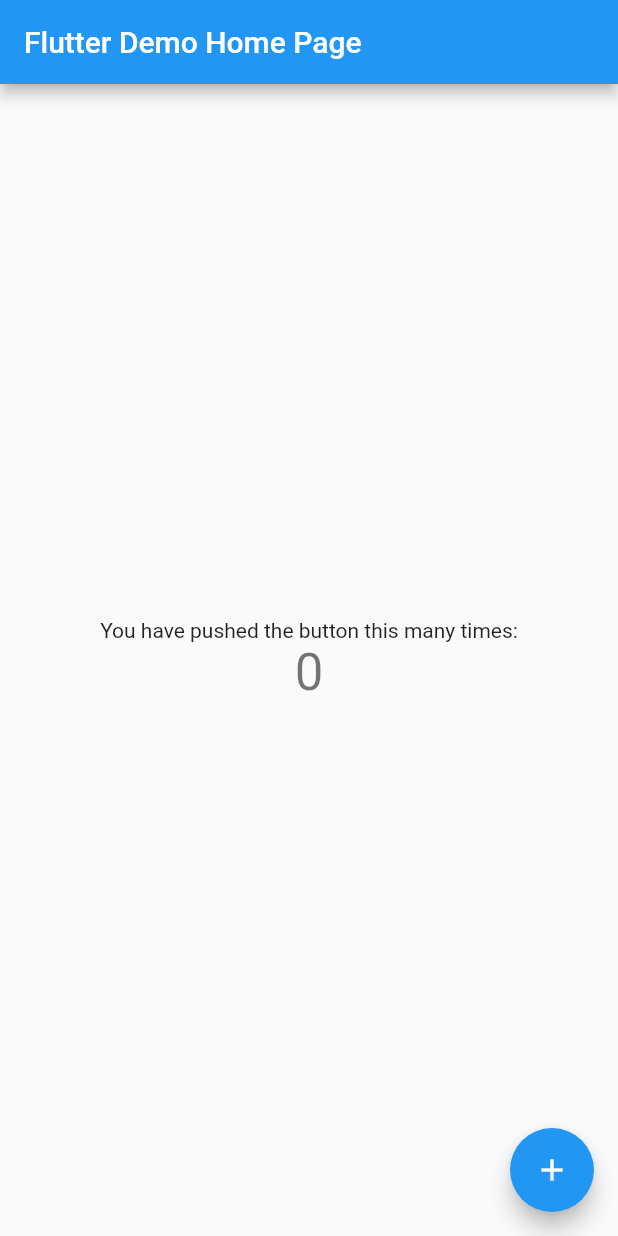
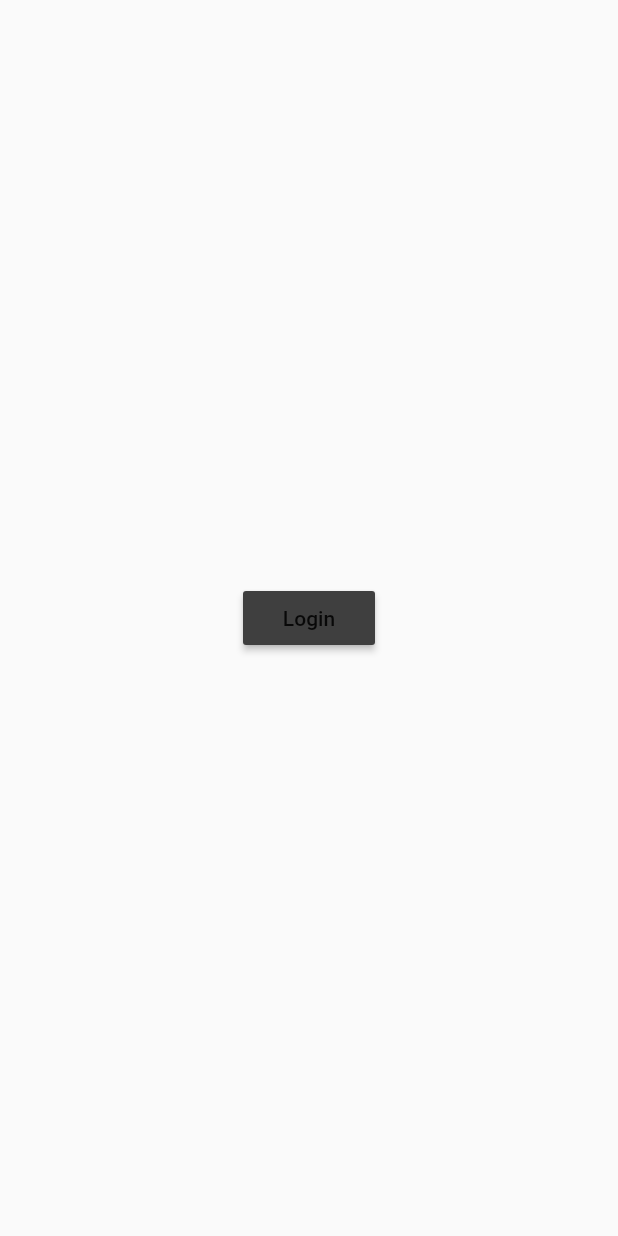
Before and after one commit to shin-shin-01/flutter, a Flutter app: the screen it shows after launch, on a phone screen of 412 x 824 dp. Run offline on Flutter 3.47's test engine with Material 2 defaults, Android fonts, the phone set to English and light mode, and no system bars; our stand-ins replace flutter_spinkit, get_it, stacked.

Commit message:
structure: mvvm

```diff
--- a/lib/main.dart
+++ b/lib/main.dart
@@ -1,34 +1,41 @@
 import 'package:flutter/material.dart';
 
-import 'ui/home/home_view.dart';
+import 'package:my_app/services_locator.dart';
+import 'package:my_app/services/navigation.dart';
+import 'package:my_app/ui/sign_in/sign_in_view.dart';
+import 'package:my_app/ui/splash/splash_view.dart';
+import 'package:my_app/ui/home/home_view.dart';
 
 void main() {
+  setupServiceLocator();
   runApp(MyApp());
 }
 
 class MyApp extends StatelessWidget {
   // This widget is the root of your application.
+  final _navigation = servicesLocator<NavigationService>();
+
   @override
   Widget build(BuildContext context) {
+    /// - #3f3f3f グレー
+    /// - #dfefff 薄い青
+    final appTheme = ThemeData(
+      primaryColor: Color(0xff3f3f3f),
+      backgroundColor: Color(0xffdfefff),
+      visualDensity: VisualDensity.adaptivePlatformDensity,
+    );
+
     return MaterialApp(
       title: 'Flutter Demo',
-      theme: ThemeData(
-        // This is the theme of your application.
-        //
-        // Try running your application with "flutter run". You'll see the
-        // application has a blue toolbar. Then, without quitting the app, try
-        // changing the primarySwatch below to Colors.green and then invoke
-        // "hot reload" (press "r" in the console where you ran "flutter run",
-        // or simply save your changes to "hot reload" in a Flutter IDE).
-        // Notice that the counter didn't reset back to zero; the application
-        // is not restarted.
-        primarySwatch: Colors.blue,
-        // This makes the visual density adapt to the platform that you run
-        // the app on. For desktop platforms, the controls will be smaller and
-        // closer together (more dense) than on mobile platforms.
-        visualDensity: VisualDensity.adaptivePlatformDensity,
-      ),
-      home: MyHomePage(title: 'Flutter Demo Home Page'),
+      theme: appTheme,
+      navigatorKey: _navigation.navigatorKey,
+      initialRoute: '/',
+      routes: <String, WidgetBuilder>{
+        '/': (context) => SplashView(),
+        '/sign_in': (context) => SignInView(),
+        '/home': (context) => MyHomePage(),
+        // '/settings': (context) => SettingsPage(),
+      },
     );
   }
 }
--- /dev/null
+++ b/lib/services/navigation.dart
@@ -0,0 +1,27 @@
+import 'package:flutter/material.dart';
+
+/// NavigationService
+class NavigationService {
+  // Navigator を指定するキー
+  final GlobalKey<NavigatorState> navigatorKey = GlobalKey<NavigatorState>();
+
+  /// currentContext
+  /// - context を navigatorKey から取得する
+  BuildContext get currentContext => navigatorKey.currentContext;
+
+  /// routeName にページ遷移 (push)
+  Future<dynamic> pushNamed({@required String routeName, dynamic args}) =>
+      navigatorKey.currentState.pushNamed(routeName, arguments: args);
+
+  /// routeName にページ遷移 (route を上書き)
+  Future<dynamic> pushAndReplace({String routeName}) =>
+      navigatorKey.currentState.pushReplacementNamed(routeName);
+
+  /// routeName にページ遷移 (遷移記録を消去)
+  Future<dynamic> pushNamedAndRemoveUntil({String routeName}) =>
+      navigatorKey.currentState
+          .pushNamedAndRemoveUntil(routeName, (route) => false);
+
+  /// 前のページに遷移
+  void pop() => navigatorKey.currentState.pop();
+}
--- /dev/null
+++ b/lib/services_locator.dart
@@ -0,0 +1,18 @@
+import 'package:get_it/get_it.dart';
+
+import 'package:my_app/services/startup.dart';
+import 'package:my_app/services/navigation.dart';
+
+/// servicesLocator
+GetIt servicesLocator = GetIt.instance;
+
+/// setupServiceLocator
+/// - register instance (single) of every services
+/// that are going to be used in the app
+void setupServiceLocator() {
+  // LazySingleton refers to a class whose resource will not be initialised
+  // until its used for the 1st time.
+  // It's generally used to save resources and memory
+  servicesLocator.registerLazySingleton(() => NavigationService());
+  servicesLocator.registerLazySingleton(() => StartupService());
+}
--- a/lib/ui/home/home_view.dart
+++ b/lib/ui/home/home_view.dart
@@ -44,7 +44,7 @@ class _MyHomePageState extends State<MyHomePage> {
       appBar: AppBar(
         // Here we take the value from the MyHomePage object that was created by
         // the App.build method, and use it to set our appbar title.
-        title: Text(widget.title),
+        title: Text("Home"),
       ),
       body: Center(
         // Center is a layout widget. It takes a single child and positions it
--- /dev/null
+++ b/lib/ui/sign_in/sign_in_view.dart
@@ -0,0 +1,28 @@
+import 'package:flutter/material.dart';
+import 'package:stacked/stacked.dart';
+
+import 'package:my_app/ui/sign_in/sign_in_viewmodel.dart';
+
+class SignInView extends StatefulWidget {
+  @override
+  _SignInViewState createState() => _SignInViewState();
+}
+
+class _SignInViewState extends State<SignInView> {
+  @override
+  Widget build(BuildContext context) {
+    return ViewModelBuilder<SignInViewModel>.reactive(
+      builder: (context, model, child) =>
+          Scaffold(body: Center(child: _loginButton(model))),
+      viewModelBuilder: () => SignInViewModel(),
+    );
+  }
+
+  Widget _loginButton(SignInViewModel model) {
+    return RaisedButton(
+      child: const Text('Login'),
+      color: Theme.of(context).primaryColor,
+      onPressed: model.submitSignInFake,
+    );
+  }
+}
--- /dev/null
+++ b/lib/ui/sign_in/sign_in_viewmodel.dart
@@ -0,0 +1,13 @@
+import 'package:stacked/stacked.dart';
+
+import 'package:my_app/services_locator.dart';
+import 'package:my_app/services/navigation.dart';
+
+/// SignInViewModel
+class SignInViewModel extends BaseViewModel {
+  final _navigation = servicesLocator<NavigationService>();
+
+  void submitSignInFake() {
+    _navigation.pushAndReplace(routeName: '/home');
+  }
+}
```
Also changed, not shown: lib/services/startup.dart (added, +17 -0 lines), lib/shared/loading.dart (added, +15 -0 lines), lib/ui/splash/splash_view.dart (added, +28 -0 lines).
